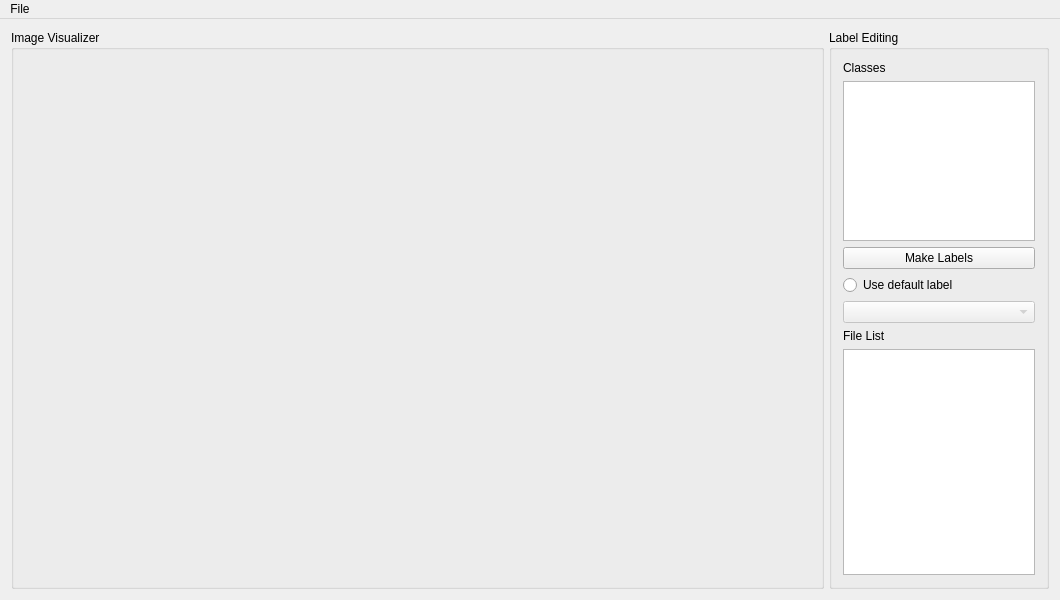
Before: the Qt Designer form mainwindow.ui in BrWillian/label-annotation, drawn with Qt 5.
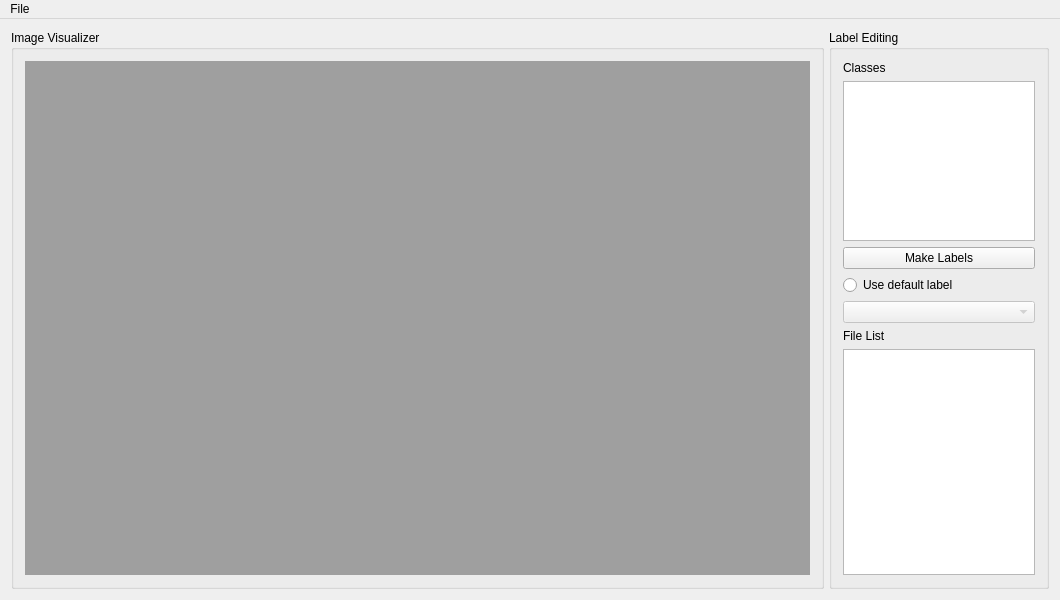
After: the same form once the commit is applied.

```diff
--- a/mainwindow.ui
+++ b/mainwindow.ui
@@ -122,11 +122,7 @@
       </property>
       <layout class="QGridLayout" name="gridLayout_3">
        <item row="0" column="0">
-        <widget class="QLabel" name="label_3">
-         <property name="text">
-          <string/>
-         </property>
-        </widget>
+        <widget class="QMdiArea" name="mdiArea"/>
        </item>
       </layout>
      </widget>
```
